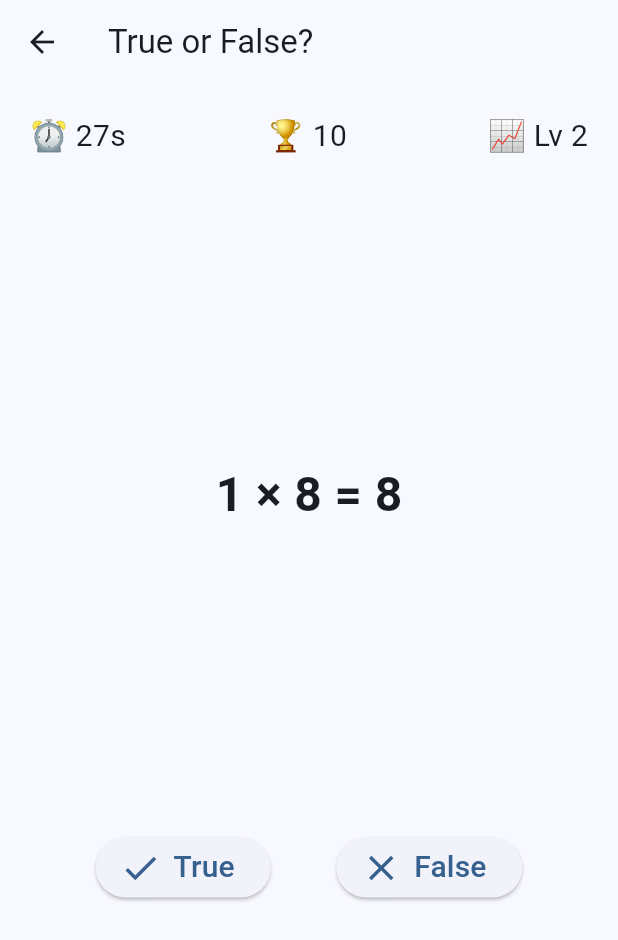
After one commit to rajjani88/flutter_omath, a Flutter app: the TrueFalseGame screen opened directly, after a tap on "True", on a phone screen of 412 x 824 dp. The commit adds this screen. Shown: the top 940 px of the screen. Run offline on Flutter 3.47's test engine with Material 3 defaults, Android fonts, the phone set to English and light mode, and no system bars; our stand-ins replace fluttertoast, get, google_mobile_ads, in_app_purchase, shared_preferences; accounts and stored records are empty.

Commit message:
new game mode added v8

```diff
--- a/lib/commons/privacy_terms_row.dart
+++ b/lib/commons/privacy_terms_row.dart
@@ -32,7 +32,9 @@ class PrivacyTermsRow extends StatelessWidget {
           ),
         ),
         const Spacer(),
-        TextButton(
+        Visibility(
+          visible: showRestore,
+          child: TextButton(
             onPressed: onRestoreClick,
             child: const Text(
               'Restore',
@@ -40,6 +42,7 @@ class PrivacyTermsRow extends StatelessWidget {
                   color: mLisghWhiteColor,
                   fontSize: 14,
                   fontWeight: FontWeight.w600),
+            ),
           ),
         ),
         const Spacer(),
--- a/lib/controllers/ads_contoller.dart
+++ b/lib/controllers/ads_contoller.dart
@@ -17,8 +17,9 @@ class AdsController extends GetxController implements GetxService {
   var coinsEarnedFromAds = 0.obs;
 
   // Ad unit IDs (replace these with your AdMob ad unit IDs)
-  final String bannerAdUnitId = ""; //live
-  final String interstitialAdUnitId = ""; //live
+  final String bannerAdUnitId = "ca-app-pub-4035340144253699/2171011928"; //live
+  final String interstitialAdUnitId =
+      "ca-app-pub-4035340144253699/3644709841"; //live
   final String rewardedAdUnitId =
       //  "ca-app-pub-3940256099942544/5224354917"; //test
       "ca-app-pub-4035340144253699/4437673496"; //live
@@ -41,7 +42,7 @@ class AdsController extends GetxController implements GetxService {
   void onInit() {
     super.onInit();
     // _loadBannerAd();
-    //  _loadInterstitialAd();
+    _loadInterstitialAd();
     _loadRewardedAd();
 
     // _loadBannerAd1();
--- /dev/null
+++ b/lib/controllers/true_false_controller.dart
@@ -0,0 +1,84 @@
+import 'dart:async';
+import 'dart:math';
+import 'package:get/get.dart';
+
+class TrueFalseGameController extends GetxController {
+  var timer = 40.obs;
+  Timer? _gameTimer;
+
+  var score = 0.obs;
+  var level = 1.obs;
+  var isGameOver = false.obs;
+
+  RxString question = ''.obs;
+  RxBool isCorrectAnswer = false.obs;
+
+  @override
+  void onInit() {
+    super.onInit();
+    startGame();
+  }
+
+  void startGame() {
+    resetTimer();
+    score.value = 0;
+    level.value = 1;
+    isGameOver.value = false;
+    generateQuestion();
+    startTimer();
+  }
+
+  void resetTimer() {
+    timer.value = 30;
+  }
+
+  void startTimer() {
+    _gameTimer?.cancel();
+    _gameTimer = Timer.periodic(const Duration(seconds: 1), (t) {
+      if (timer.value == 0) {
+        t.cancel();
+        isGameOver.value = true;
+      } else {
+        timer.value--;
+      }
+    });
+  }
+
+  void generateQuestion() {
+    final rng = Random();
+    int a = rng.nextInt(10) + 1;
+    int b = rng.nextInt(10) + 1;
+    int result = a * b;
+
+    bool showCorrect = rng.nextBool();
+    int displayedResult = showCorrect ? result : result + rng.nextInt(5) - 2;
+
+    question.value = "$a × $b = $displayedResult";
+    isCorrectAnswer.value = (displayedResult == result);
+  }
+
+  void onAnswer(bool userSaysTrue) {
+    if (isGameOver.value) return;
+
+    if (userSaysTrue == isCorrectAnswer.value) {
+      score.value += 10;
+      level.value++;
+    } else {
+      timer.value = max(timer.value - 5, 0); // penalty
+    }
+
+    if (timer.value > 0) {
+      generateQuestion();
+    }
+  }
+
+  void resetGame() {
+    startGame();
+  }
+
+  @override
+  void onClose() {
+    _gameTimer?.cancel();
+    super.onClose();
+  }
+}
--- a/lib/screens/home_screen/home_screen.dart
+++ b/lib/screens/home_screen/home_screen.dart
@@ -10,6 +10,7 @@ import 'package:flutter_omath/screens/go_pro/go_pro_screen.dart';
 import 'package:flutter_omath/screens/home_screen/widgets/build_game_option.dart';
 import 'package:flutter_omath/screens/math_grid/math_grid_find_number_screen.dart';
 import 'package:flutter_omath/screens/math_maze/math_maze_view.dart';
+import 'package:flutter_omath/screens/true_false/true_false_game_screen.dart';
 import 'package:flutter_omath/utils/app_colors.dart';
 import 'package:flutter_omath/utils/consts.dart';
 import 'package:flutter_omath/utils/sharedprefs.dart';
@@ -59,10 +60,35 @@ class _HomeScreenState extends State<HomeScreen> {
             title: 'Math Grid (3x3)',
             subTitle: 'Find Correct number from Grid',
             onTap: () {
-              Get.to(() => const MathGridFindNumber());
+              if (purchaseController.isPro.value) {
+                Get.to(() => const ArrangeNumber());
+                return;
+              }
+              if (adsController.isInterstitialAdLoaded.value) {
+                adsController.showInterstitialAd();
+                Get.to(() => const MathGridFindNumber());
+              }
             },
             imgName: imgMathgrid,
           ),
+          const SizedBox(
+            height: 14,
+          ),
+
+          BuildGameOption(
+              title: 'True or False',
+              subTitle: 'can you find statement is True or False ?',
+              onTap: () {
+                if (purchaseController.isPro.value) {
+                  Get.to(() => const TrueFalseGame());
+                  return;
+                }
+                if (adsController.isInterstitialAdLoaded.value) {
+                  adsController.showInterstitialAd();
+                  Get.to(() => const TrueFalseGame());
+                }
+              },
+              imgName: imgTrueOrFalse),
           const SizedBox(
             height: 14,
           ),
@@ -88,7 +114,7 @@ class _HomeScreenState extends State<HomeScreen> {
                   }
                 },
                 onGoPro: () {
-                  Get.to(() => GoProScreen());
+                  Get.to(() => const GoProScreen());
                 },
               );
             },
@@ -120,7 +146,9 @@ class _HomeScreenState extends State<HomeScreen> {
                           'Ad not ready', 'Please try again in a moment');
                     }
                   },
-                  onGoPro: () {},
+                  onGoPro: () {
+                    Get.to(() => const GoProScreen());
+                  },
                 );
               },
               imgName: imgcalculator),
@@ -150,7 +178,7 @@ class _HomeScreenState extends State<HomeScreen> {
                   }
                 },
                 onGoPro: () {
-                  Get.to(() => GoProScreen());
+                  Get.to(() => const GoProScreen());
                 },
               );
             },
--- /dev/null
+++ b/lib/screens/true_false/true_false_game_screen.dart
@@ -0,0 +1,94 @@
+import 'package:flutter/material.dart';
+import 'package:flutter_omath/controllers/ads_contoller.dart';
+import 'package:flutter_omath/controllers/inpurchase_controller.dart';
+import 'package:flutter_omath/controllers/true_false_controller.dart';
+import 'package:get/get.dart';
+
+class TrueFalseGame extends StatefulWidget {
+  const TrueFalseGame({super.key});
+
+  @override
+  State<TrueFalseGame> createState() => _TrueFalseGameState();
+}
+
+class _TrueFalseGameState extends State<TrueFalseGame> {
+  AdsController adsController = Get.find();
+  InAppPurchaseController purchaseController = Get.find();
+  @override
+  Widget build(BuildContext context) {
+    final controller = Get.put(TrueFalseGameController());
+
+    return Scaffold(
+      appBar: AppBar(title: const Text("True or False?")),
+      body: Obx(() {
+        if (controller.isGameOver.value) {
+          return Center(
+            child: Column(
+              mainAxisAlignment: MainAxisAlignment.center,
+              children: [
+                const Text("⏱️ Time's up!", style: TextStyle(fontSize: 24)),
+                Text("Score: ${controller.score}",
+                    style: const TextStyle(fontSize: 20)),
+                const SizedBox(height: 20),
+                ElevatedButton(
+                  onPressed: () {
+                    if (!purchaseController.isPro.value) {
+                      adsController.showInterstitialAd();
+                    }
+                    controller.resetGame();
+                  },
+                  child: const Text("Play Again"),
+                ),
+              ],
+            ),
+          );
+        }
+
+        return Padding(
+          padding: const EdgeInsets.all(20),
+          child: Column(
+            children: [
+              // Top Bar
+              Row(
+                mainAxisAlignment: MainAxisAlignment.spaceBetween,
+                children: [
+                  Obx(() => Text("⏰ ${controller.timer}s",
+                      style: const TextStyle(fontSize: 20))),
+                  Obx(() => Text("🏆 ${controller.score}",
+                      style: const TextStyle(fontSize: 20))),
+                  Obx(() => Text("📈 Lv ${controller.level}",
+                      style: const TextStyle(fontSize: 20))),
+                ],
+              ),
+              const Spacer(),
+              // Question
+              Obx(() => Text(
+                    controller.question.value,
+                    style: const TextStyle(
+                        fontSize: 32, fontWeight: FontWeight.bold),
+                  )),
+              const Spacer(),
+              // Buttons
+              Row(
+                mainAxisAlignment: MainAxisAlignment.spaceEvenly,
+                children: [
+                  ElevatedButton.icon(
+                    onPressed: () => controller.onAnswer(true),
+                    icon: const Icon(Icons.check, size: 28),
+                    label: const Text("True", style: TextStyle(fontSize: 20)),
+                  ),
+                  ElevatedButton.icon(
+                    onPressed: () => controller.onAnswer(false),
+                    icon: const Icon(Icons.close, size: 28),
+                    label: const Text("False", style: TextStyle(fontSize: 20)),
+                  ),
+                ],
+              ),
+              const Spacer(),
+            ],
+          ),
+        );
+      }),
+    );
+  }
+}
--- a/lib/utils/consts.dart
+++ b/lib/utils/consts.dart
@@ -17,6 +17,7 @@ const imgMathmaze = "$baseImgPath/math_maze.png";
 
 const imgcalculator = "$baseImgPath/calculator.png";
 const imgPro = "$baseImgPath/pro.png";
+const imgTrueOrFalse = "$baseImgPath/true_false_brain.png";
 
 //privacy policy
 const urlPrivacy =
--- a/pubspec.yaml
+++ b/pubspec.yaml
@@ -8,7 +8,8 @@ publish_to: 'none'
 #v1.4 = Mathwize
 #v1.5 = two new game modes
 #v1.7 = inapp purchase and ads integration.
-version: 1.7.0+7
+#1.8 = New game mode true and false
+version: 1.8.0+8
 
 environment:
   sdk: '>=3.3.0 <4.0.0'
```
Also changed, not shown: assets/images/true_false_brain.png (added). Lines whose indentation alone changed are shown as unchanged.
